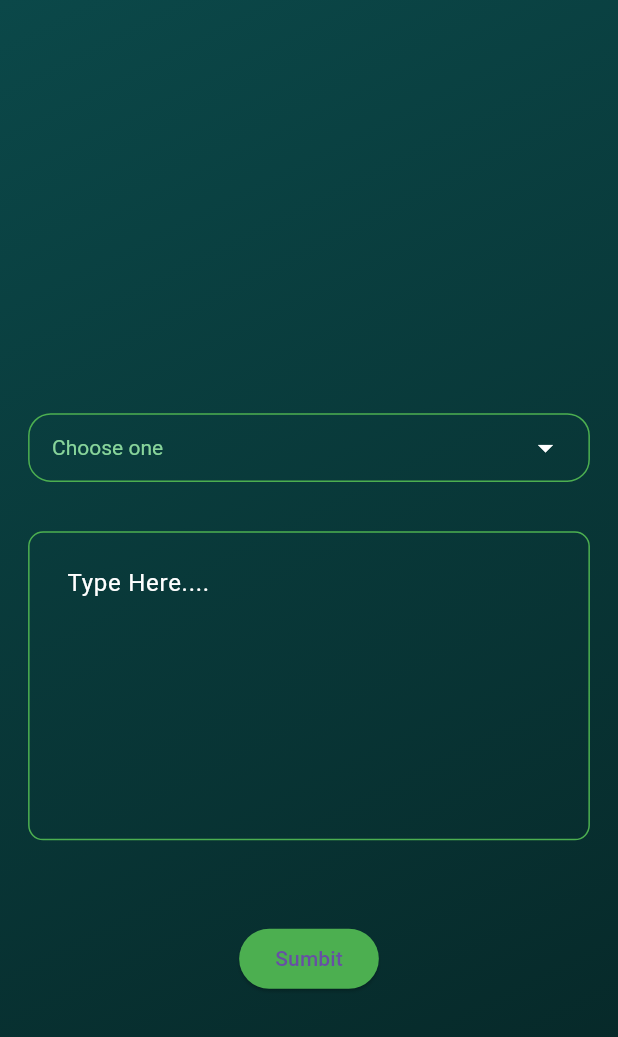
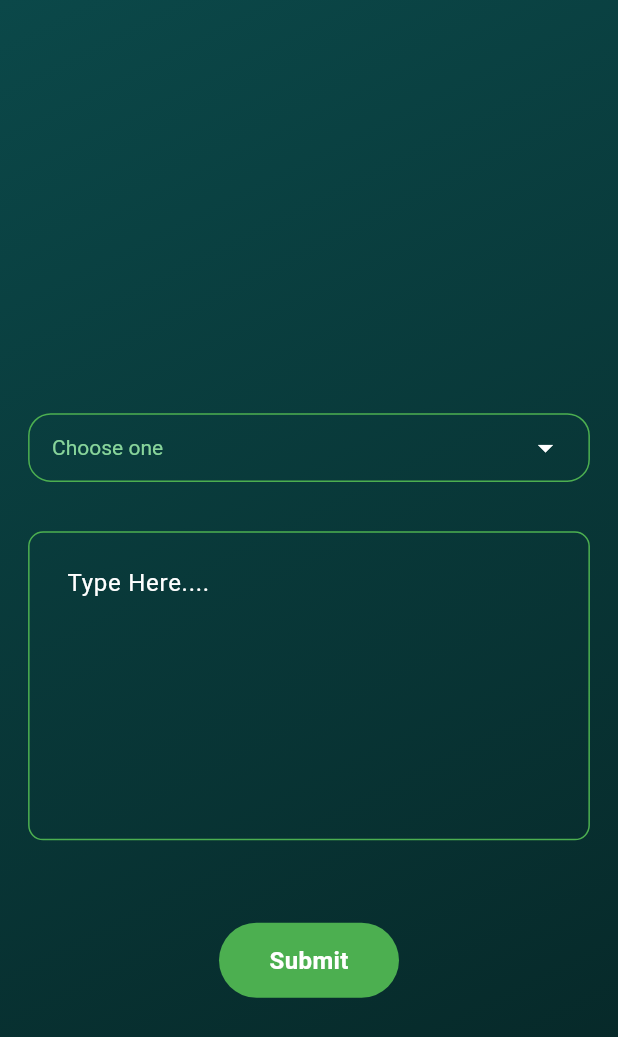
Before and after one commit to 21P31A04N8/technical_hub_challenge_box, a Flutter app: the comment screen opened directly, on a phone screen of 412 x 824 dp. Shown: the top 1037 px of the screen. Run offline on Flutter 3.47's test engine with Material 3 defaults, Android fonts, the phone set to English and light mode, and no system bars; our stand-ins replace cloud_firestore, firebase_auth, firebase_core, firebase_database, lottie; accounts and stored records are empty.

Commit message:
Changes2

```diff
--- a/lib/Models/Message.dart
+++ b/lib/Models/Message.dart
@@ -3,14 +3,14 @@ import 'package:cloud_firestore/cloud_firestore.dart';
 class Message {
   final String senderID;
   final String senderEmail;
-  //final String receiverID;
+  final bool isAccepted;
   final String message;
   final Timestamp timestamp;
 
   Message(
       {required this.senderID,
       required this.senderEmail,
-      //required this.receiverID,
+      required this.isAccepted,
       required this.message,
       required this.timestamp});
 
@@ -18,7 +18,7 @@ class Message {
     return {
       'senderID': senderID,
       'senderEmail': senderEmail,
-      //'receiverID': receiverID,
+      'isAccepted': isAccepted,
       'message': message,
       'timestamp': timestamp
     };
--- a/lib/Pages/Queries_asking_page.dart
+++ b/lib/Pages/Queries_asking_page.dart
@@ -2,6 +2,7 @@ import 'package:flutter/cupertino.dart';
 import 'package:flutter/material.dart';
 import 'package:flutter/widgets.dart';
 import 'package:technical_hub_challenge_box/Complaint/Complaint_Services.dart';
+import 'package:lottie/lottie.dart';
 
 class comment extends StatefulWidget {
   const comment({super.key});
@@ -10,26 +11,37 @@ class comment extends StatefulWidget {
   State<comment> createState() => _commentState();
 }
 
-class _commentState extends State<comment> {
+class _commentState extends State<comment> with SingleTickerProviderStateMixin {
+  bool isload = false;
+  bool islottie = true;
+  bool isAccepted = false;
+  AnimationController? arr;
   TextEditingController _messageController = TextEditingController();
   final chatservicres _chatService = chatservicres();
   String _selectedItem = 'Choose one';
+  @override
+  void initState() {
+    // TODO: implement initState
+    super.initState();
+    arr = AnimationController(vsync: this, duration: Duration(seconds: 3));
+  }
 
   void sendMessage() async {
     if (_messageController.text.isNotEmpty && _selectedItem != "Choose one") {
       await _chatService.sendMessege(
           _messageController.text, _selectedItem.trim().toLowerCase());
       _messageController.clear();
+      _selectedItem = 'Choose one';
     } else {
       print(
           "=====================Error Choose any type=================================");
     }
   }
 
-  @override
   Widget build(BuildContext context) {
     var hi = MediaQuery.of(context).size.height;
     var wi = MediaQuery.of(context).size.width;
+
     return Scaffold(
       body: SingleChildScrollView(
         child: Container(
@@ -129,12 +141,66 @@ class _commentState extends State<comment> {
                   SizedBox(
                     height: hi / 15,
                   ),
-                  ElevatedButton(
-                      onPressed: sendMessage,
-                      style: ButtonStyle(
-                          backgroundColor:
-                              MaterialStateProperty.all(Colors.green)),
-                      child: Text('Sumbit'))
+                  GestureDetector(
+                    onTap: (_messageController.text.isNotEmpty &&
+                            _selectedItem != "Choose one")
+                        ? () {
+                            //isAccepted = false;
+                            isload = true;
+                            islottie = false;
+                            setState(() {
+                              sendMessage();
+                              arr!
+                                  .forward()
+                                  .then((value) => Navigator.pop(context));
+                            });
+
+                            // if (sendMessage()) {
+                            //   Navigator.pop(context);
+                            // }
+                          }
+                        : null,
+                    child: Container(
+                      width: 120, // Adjust width according to your needs
+                      height: 50, // Adjust height according to your needs
+                      decoration: BoxDecoration(
+                        borderRadius: BorderRadius.circular(
+                            25), // Rounded corners for the button
+                        color: Colors.green, // Button color
+                      ),
+                      child: Center(
+                        child: Row(
+                          mainAxisAlignment: MainAxisAlignment.center,
+                          children: [
+                            Visibility(
+                              visible: isload,
+                              child: Lottie.asset(
+                                controller: arr,
+                                'lib/Assets/Animation1.json',
+                                // Path to your Lottie animation file
+                                width: 50, // Adjust width of the animation
+                                height: 50, // Adjust height of the animation
+                                fit: BoxFit.cover,
+                                repeat: islottie ? true : false,
+                              ),
+                            ),
+                            //  Adjust spacing between the animation and text
+                            Visibility(
+                              visible: !isload,
+                              child: Text(
+                                'Submit',
+                                style: TextStyle(
+                                  color: Colors.white, // Text color
+                                  fontSize: 16, // Text size
+                                  fontWeight: FontWeight.bold, // Text weight
+                                ),
+                              ),
+                            ),
+                          ],
+                        ),
+                      ),
+                    ),
+                  ),
                 ],
               ),
             ),
```
Also changed, not shown: lib/Admin/Pages/Admin_queries_page.dart (+2 -7 lines), lib/Assets/Animation1.json (added, +1 -0 lines), lib/Auth/User_Data_Service.dart (+17 -0 lines), lib/Complaint/Complaint_Services.dart (+16 -4 lines), lib/Pages/Queries_page.dart (+11 -3 lines), pubspec.yaml (+4 -3 lines), pubspec.lock.
